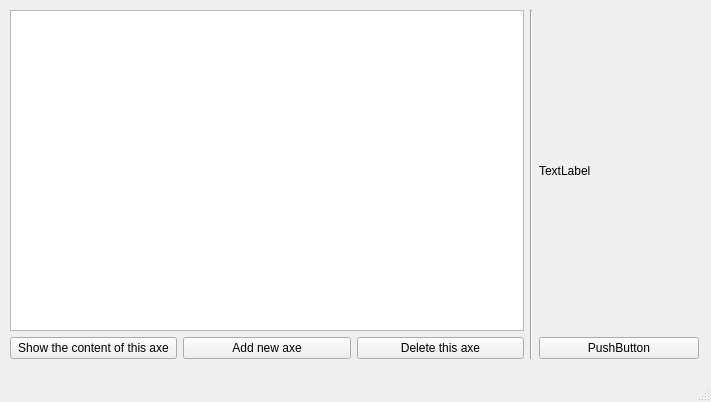
Qt form mainwindow.ui (Far4X/QTSM) before a commit.
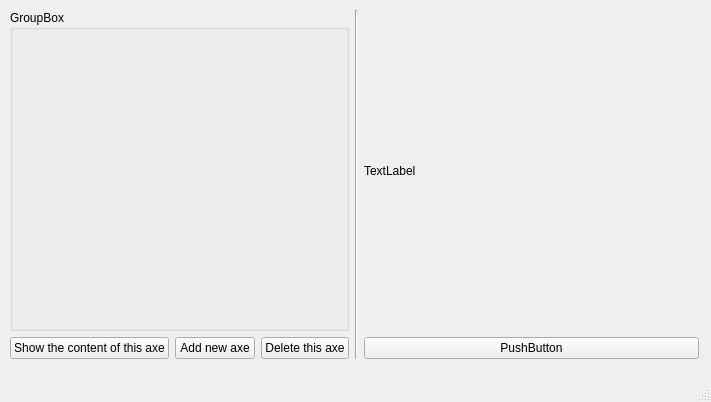
The same form after that commit.

Patch:
```diff
--- a/mainwindow.ui
+++ b/mainwindow.ui
@@ -27,7 +27,11 @@
      <item>
       <layout class="QVBoxLayout" name="verticalLayout">
        <item>
-        <widget class="QTreeView" name="treeView"/>
+        <widget class="QGroupBox" name="groupBox">
+         <property name="title">
+          <string>GroupBox</string>
+         </property>
+        </widget>
        </item>
        <item>
         <layout class="QHBoxLayout" name="horizontalLayout_2">
```
Left out of the diff: 10 changed lines with no effect on the pictures.
